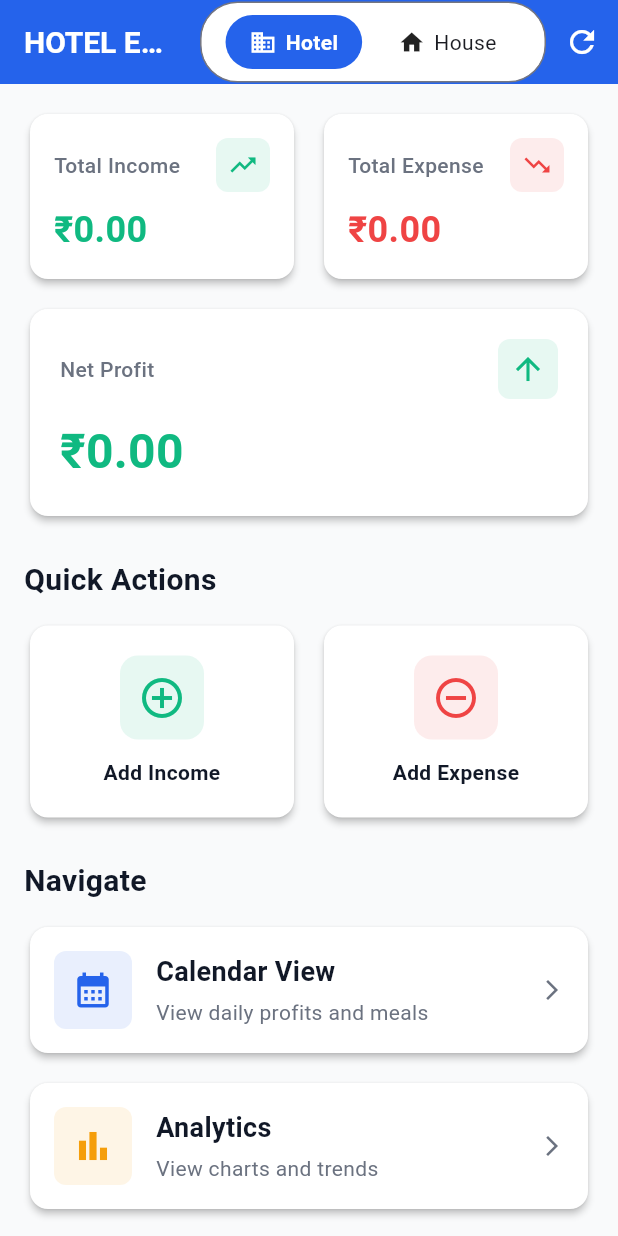
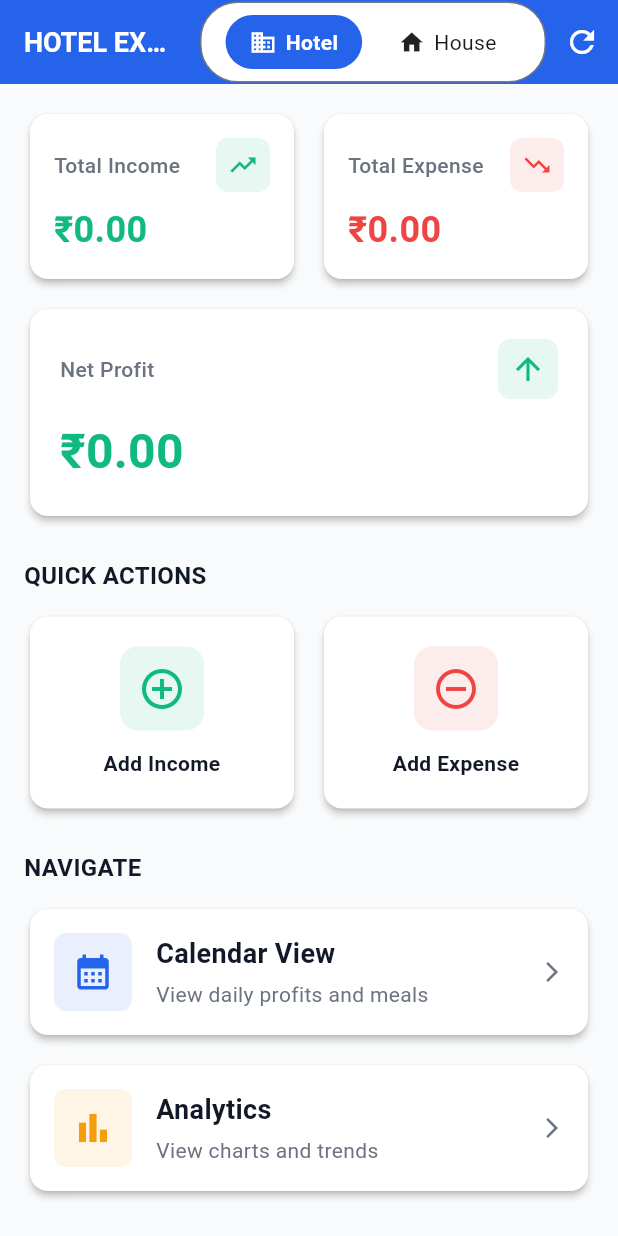
Before and after one commit to hariikr/Hotel-Expense-Tracker, a Flutter app: the screen it shows after launch, on a phone screen of 412 x 824 dp. Run offline on Flutter 3.47's test engine with Material 3 defaults, Android fonts, the phone set to English and light mode, and no system bars; our stand-ins replace equatable, fl_chart, flutter_bloc, shared_preferences, supabase_flutter, table_calendar; accounts and stored records are empty.

Commit message:
feat: ui update

```diff
--- a/lib/screens/dashboard/dashboard_screen.dart
+++ b/lib/screens/dashboard/dashboard_screen.dart
@@ -35,9 +35,16 @@ class _DashboardScreenState extends State<DashboardScreen> {
         title: BlocBuilder<DashboardBloc, DashboardState>(
           builder: (context, state) {
             final contextType = state is DashboardLoaded ? state.selectedContext : 'hotel';
-            return Text('${contextType.toUpperCase()} Expense Tracker');
+            return Text(
+              '${contextType.toUpperCase()} EXPENSE TRACKER',
+              style: const TextStyle(
+                fontSize: 18,
+                fontWeight: FontWeight.bold,
+              ),
+            );
           },
         ),
+        titleSpacing: 16,
         actions: [
           BlocBuilder<DashboardBloc, DashboardState>(
             builder: (context, state) {
@@ -125,8 +132,12 @@ class _DashboardScreenState extends State<DashboardScreen> {
                     // Best Profit Day - Only show for Hotel context
                     if (state.bestProfitDay != null && state.selectedContext != 'house') ...[
                       Text(
-                        'Best Performance',
-                        style: AppTheme.headingSmall,
+                        'BEST PERFORMANCE',
+                        style: AppTheme.headingSmall.copyWith(
+                          fontSize: 16,
+                          fontWeight: FontWeight.bold,
+                          color: AppTheme.textPrimary,
+                        ),
                       ),
                       const SizedBox(height: 12),
                       BestProfitCard(summary: state.bestProfitDay!),
@@ -135,8 +146,12 @@ class _DashboardScreenState extends State<DashboardScreen> {
 
                     // Quick Actions
                     Text(
-                      'Quick Actions',
-                      style: AppTheme.headingSmall,
+                      'QUICK ACTIONS',
+                      style: AppTheme.headingSmall.copyWith(
+                        fontSize: 16,
+                        fontWeight: FontWeight.bold,
+                        color: AppTheme.textPrimary,
+                      ),
                     ),
                     const SizedBox(height: 12),
                     _buildQuickActions(context),
@@ -144,8 +159,12 @@ class _DashboardScreenState extends State<DashboardScreen> {
 
                     // Navigation Cards
                     Text(
-                      'Navigate',
-                      style: AppTheme.headingSmall,
+                      'NAVIGATE',
+                      style: AppTheme.headingSmall.copyWith(
+                        fontSize: 16,
+                        fontWeight: FontWeight.bold,
+                        color: AppTheme.textPrimary,
+                      ),
                     ),
                     const SizedBox(height: 12),
                     _buildNavigationCards(context),
```
Also changed, not shown: lib/screens/dashboard/add_expense_screen.dart (+52 -2 lines).
